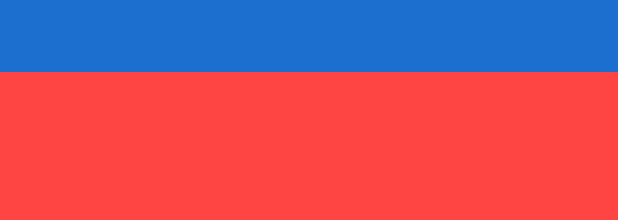
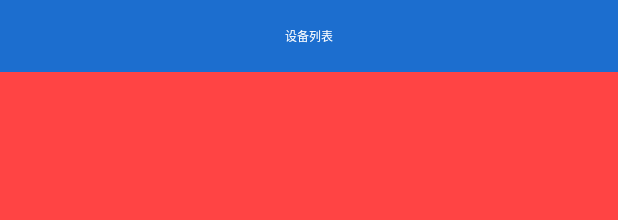
Before and after one commit to SuperApollo/BLEChat, an Android app: the layout fragment_devicelist.xml on its own in the app's theme, with its tools: preview values and no code run, on a phone screen of 412 x 824 dp. Shown: the top 220 px of the screen. Run offline under Robolectric (Android 15) with nearby library versions, the phone set to English and light mode, and no system bars.

Commit message:
解决自定义标题栏不可用问题，在自定义类中构造方法循环获取属性值，在布局文件里引用时要加上命名空间

```diff
--- a/BLEChat/app/src/main/java/com/example/administrator/apolloblechat/widgets/MyTittleBar.java
+++ b/BLEChat/app/src/main/java/com/example/administrator/apolloblechat/widgets/MyTittleBar.java
@@ -16,6 +16,7 @@ import android.widget.RelativeLayout;
 import android.widget.TextView;
 
 import com.example.administrator.apolloblechat.R;
+
 
 /**
  * Created by Administrator on 2016/8/29.
@@ -154,13 +155,35 @@ public class MyTittleBar extends RelativeLayout {
 
     public MyTittleBar(Context context, AttributeSet attrs, int defStyleAttr) {
         super(context, attrs, defStyleAttr);
-        TypedArray typedArray = context.obtainStyledAttributes(attrs, R.styleable.tittlebar);
-        title = typedArray.getString(R.styleable.tittlebar_title);
-        isShowBacklay = typedArray.getBoolean(R.styleable.tittlebar_showbacklay, false);
-        bitmap = BitmapFactory.decodeResource(getResources(), typedArray.getResourceId(R.styleable.tittlebar_backimg, 0));
-        isShowRight = typedArray.getBoolean(R.styleable.tittlebar_showrightlay, false);
-        rightContent = typedArray.getString(R.styleable.tittlebar_righttext);
-        rightBitmap = BitmapFactory.decodeResource(getResources(), typedArray.getResourceId(R.styleable.tittlebar_righttextbg, 0));
+        TypedArray typedArray = context.obtainStyledAttributes(attrs, R.styleable.mytittlebar);
+        int n = typedArray.getIndexCount();
+        for (int i = 0; i < n; i++) {
+            int attr = typedArray.getIndex(i);
+            switch (attr) {
+                case R.styleable.mytittlebar_title:
+                    title = typedArray.getString(attr);
+                    break;
+                case R.styleable.mytittlebar_showbacklay:
+                    isShowBacklay = typedArray.getBoolean(attr, false);
+                    break;
+                case R.styleable.mytittlebar_backimg:
+                    bitmap = BitmapFactory.decodeResource(getResources(), typedArray.getResourceId(attr, 0));
+                    break;
+                case R.styleable.mytittlebar_showrightlay:
+                    isShowRight = typedArray.getBoolean(attr, false);
+                    break;
+                case R.styleable.mytittlebar_righttext:
+                    rightContent = typedArray.getString(attr);
+                    break;
+                case R.styleable.mytittlebar_righttextbg:
+                    rightBitmap = BitmapFactory.decodeResource(getResources(), typedArray.getResourceId(attr, 0));
+                    break;
+                default:
+                    break;
+            }
+        }
+
+
         typedArray.recycle();
 
         initView(context);
--- a/BLEChat/app/src/main/res/layout/fragment_devicelist.xml
+++ b/BLEChat/app/src/main/res/layout/fragment_devicelist.xml
@@ -1,7 +1,6 @@
 <?xml version="1.0" encoding="utf-8"?>
 <LinearLayout xmlns:android="http://schemas.android.com/apk/res/android"
-    xmlns:tittlbar="http://schemas.android.com/tools"
-    xmlns:tittlebar="http://schemas.android.com/apk/res-auto"
+    xmlns:mytittlebar="http://schemas.android.com/apk/res/com.example.administrator.apolloblechat"
     android:layout_width="match_parent"
     android:layout_height="match_parent"
     android:background="@android:color/holo_red_light"
@@ -10,7 +9,9 @@
     <com.example.administrator.apolloblechat.widgets.MyTittleBar
         android:layout_width="match_parent"
         android:layout_height="58dp"
-        tittlbar:showbacklay="true"
-        tittlbar:tittle="设备列表" />
+        mytittlebar:showbacklay="false"
+        mytittlebar:title="设备列表"
+
+        />
 
 </LinearLayout>
--- a/BLEChat/app/src/main/res/values/attrs.xml
+++ b/BLEChat/app/src/main/res/values/attrs.xml
@@ -1,6 +1,6 @@
 <?xml version="1.0" encoding="utf-8"?>
 <resources>
-    <declare-styleable name="tittlebar">
+    <declare-styleable name="mytittlebar">
         <attr name="title" format="string" />
         <attr name="showbacklay" format="boolean" />
         <attr name="backimg" format="reference" />
```
